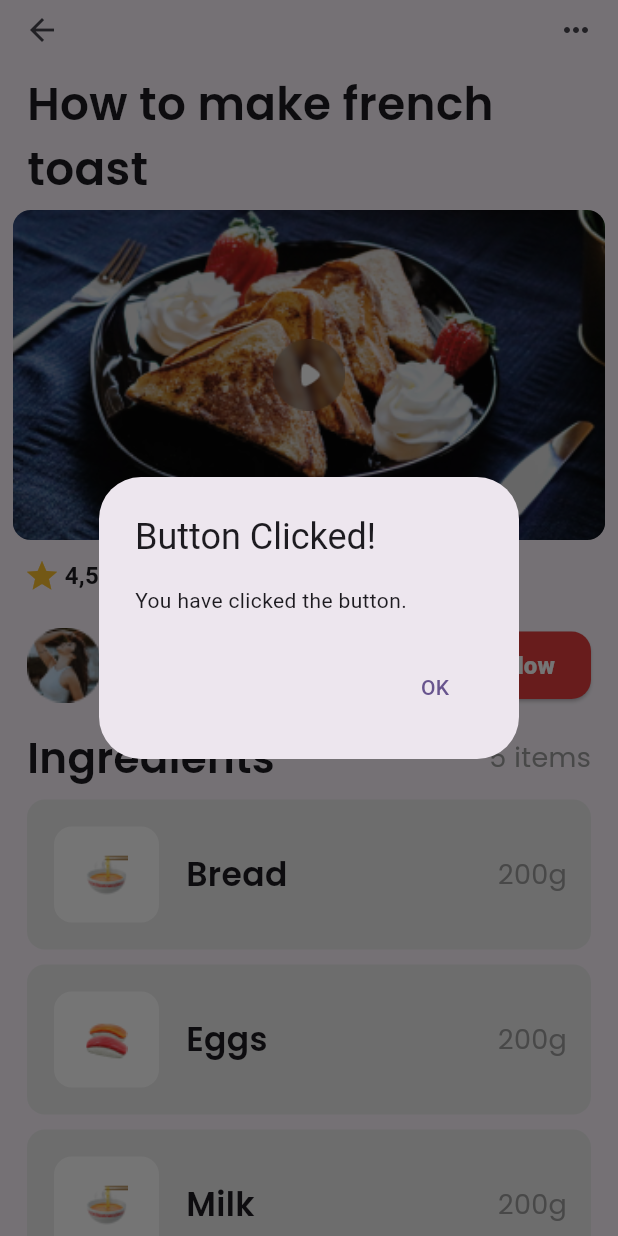
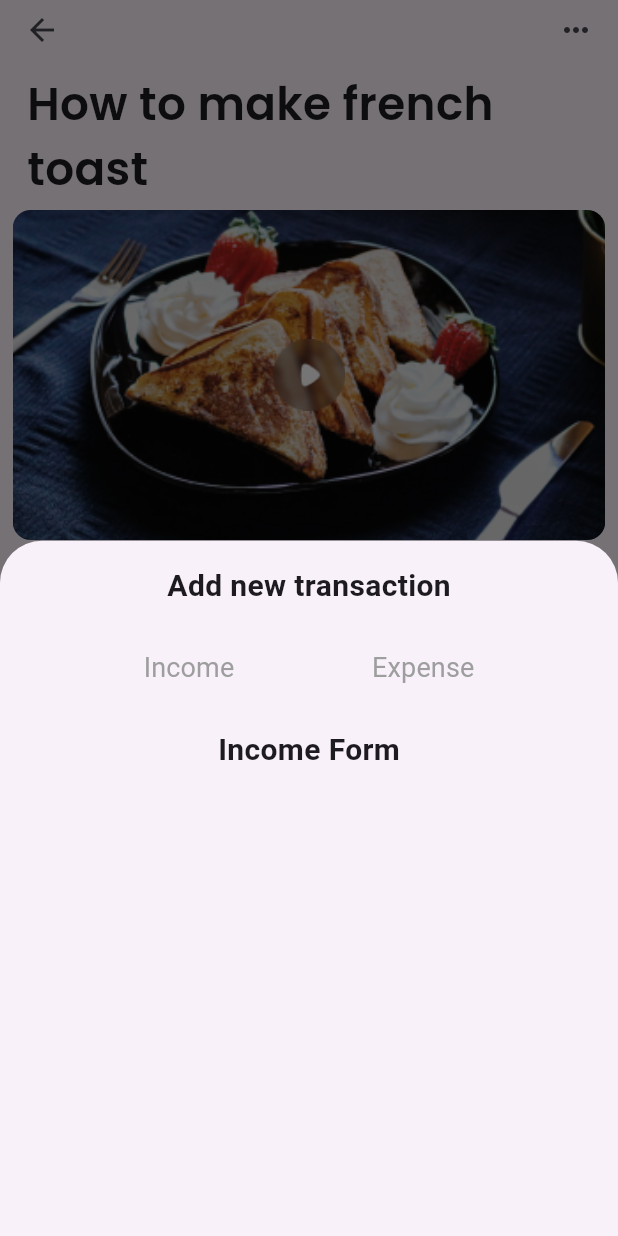
Before and after one commit to davidakabogu/flutterfoodrecipe, a Flutter app: the screen it shows after launch, after a tap on the "keyboard control" icon, on a phone screen of 412 x 824 dp. Run offline on Flutter 3.47's test engine with Material 3 defaults, Android fonts, the phone set to English and light mode, and no system bars; our stand-ins replace google_fonts.

```diff
--- a/foodrecipe/lib/widgets/appbarbuttons.dart
+++ b/foodrecipe/lib/widgets/appbarbuttons.dart
@@ -2,27 +2,6 @@ import 'package:flutter/material.dart';
 
 class ButtonSection extends StatelessWidget {
   const ButtonSection({super.key});
-
-  void _showPopup(BuildContext context) {
-    showDialog(
-      context: context,
-      builder: (BuildContext context) {
-        return AlertDialog(
-          title: const Text('Button Clicked!'),
-          content: const Text('You have clicked the button.'),
-          actions: <Widget>[
-            TextButton(
-              onPressed: () {
-                // Close the dialog
-                Navigator.of(context).pop();
-              },
-              child: const Text('OK'),
-            ),
-          ],
-        );
-      },
-    );
-  }
 
   @override
   Widget build(BuildContext context) {
@@ -35,7 +14,11 @@ class ButtonSection extends StatelessWidget {
             child: IconButton(
               icon: const Icon(Icons.arrow_back),
               onPressed: () {
-                _showPopup(context);
+                showModalBottomSheet(
+                    context: context,
+                    builder: (BuildContext context) {
+                      return const TransactionBottomSheet();
+                    });
               },
             ),
           ),
@@ -44,7 +27,11 @@ class ButtonSection extends StatelessWidget {
             child: IconButton(
               icon: const Icon(Icons.more_horiz),
               onPressed: () {
-                _showPopup(context);
+                showModalBottomSheet(
+                    context: context,
+                    builder: (BuildContext context) {
+                      return const TransactionBottomSheet();
+                    });
               },
             ),
           ),
@@ -53,3 +40,134 @@ class ButtonSection extends StatelessWidget {
     );
   }
 }
+
+class TransactionBottomSheet extends StatefulWidget {
+  const TransactionBottomSheet({super.key});
+
+  @override
+  State<TransactionBottomSheet> createState() => _TransactionBottomSheetState();
+}
+
+class _TransactionBottomSheetState extends State<TransactionBottomSheet> {
+  bool _isIncomeForm = true;
+
+  @override
+  Widget build(BuildContext context) {
+    return Container(
+      padding: const EdgeInsets.all(16.0),
+      child: Column(
+        children: <Widget>[
+          const Text(
+            'Add new transaction',
+            style: TextStyle(
+              fontSize: 20.0,
+              fontWeight: FontWeight.bold,
+            ),
+          ),
+          const SizedBox(height: 16.0),
+          Row(
+            mainAxisAlignment: MainAxisAlignment.spaceEvenly,
+            children: <Widget>[
+              TextButton(
+                onPressed: () {
+                  setState(() {
+                    _isIncomeForm = true;
+                  });
+                },
+                child: const Text(
+                  'Income',
+                  style: TextStyle(
+                      fontSize: 18,
+                      fontWeight: FontWeight.w400,
+                      color: Colors.grey),
+                ),
+              ),
+              TextButton(
+                onPressed: () {
+                  setState(() {
+                    _isIncomeForm = false;
+                  });
+                },
+                child: const Text(
+                  'Expense',
+                  style: TextStyle(
+                      fontSize: 18,
+                      fontWeight: FontWeight.w400,
+                      color: Colors.grey),
+                ),
+              )
+            ],
+          ),
+          AnimatedSwitcher(
+            duration: const Duration(milliseconds: 300),
+            child: _isIncomeForm
+                ? IncomeForm(
+                    key: const ValueKey(true),
+                    onSwitchForm: () {
+                      setState(() {
+                        _isIncomeForm = false;
+                      });
+                    },
+                  )
+                : ExpenseForm(
+                    key: const ValueKey(false),
+                    onSwitchForm: () {
+                      setState(() {
+                        _isIncomeForm = true;
+                      });
+                    },
+                  ),
+          ),
+        ],
+      ),
+    );
+  }
+}
+
+class IncomeForm extends StatelessWidget {
+  const IncomeForm({super.key, required this.onSwitchForm});
+  final VoidCallback onSwitchForm;
+
+  @override
+  Widget build(BuildContext context) {
+    return Container(
+      padding: const EdgeInsets.all(16.0),
+      child: const Column(
+        children: <Widget>[
+          Text(
+            'Income Form',
+            style: TextStyle(
+              fontSize: 20.0,
+              fontWeight: FontWeight.bold,
+            ),
+          ),
+          // Add your income form fields here
+        ],
+      ),
+    );
+  }
+}
+
+class ExpenseForm extends StatelessWidget {
+  const ExpenseForm({super.key, required this.onSwitchForm});
+  final VoidCallback onSwitchForm;
+
+  @override
+  Widget build(BuildContext context) {
+    return Container(
+      padding: const EdgeInsets.all(16.0),
+      child: const Column(
+        children: <Widget>[
+          Text(
+            'Expense Form',
+            style: TextStyle(
+              fontSize: 20.0,
+              fontWeight: FontWeight.bold,
+            ),
+          ),
+          // Add your expenses form fields here
+        ],
+      ),
+    );
+  }
+}
```
